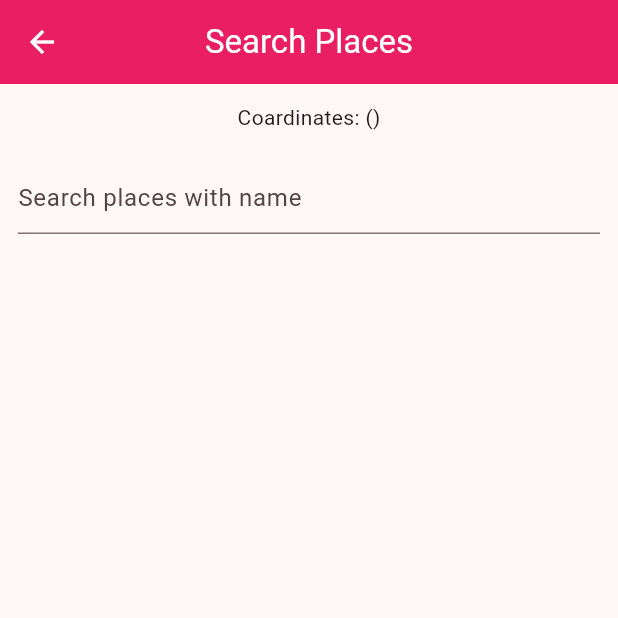
After one commit to Ajy74/google_map_integration, a Flutter app: the screen it shows after launch, after a tap on "Search Places", on a phone screen of 412 x 824 dp, the top half of it. The commit adds this screen. Run offline on Flutter 3.47's test engine with Material 3 defaults, Android fonts, the phone set to English and light mode, and no system bars; our stand-ins replace geocoding, geolocator, google_maps_flutter.

Commit message:
google search api implemented

```diff
--- /dev/null
+++ b/lib/views/google_search_places.dart
@@ -0,0 +1,112 @@
+
+import 'dart:convert';
+
+import 'package:flutter/material.dart';
+import 'package:geocoding/geocoding.dart';
+import 'package:uuid/uuid.dart';
+import 'package:http/http.dart' as http;
+
+class GoogleSearchPlaces extends StatefulWidget {
+  const GoogleSearchPlaces({super.key});
+
+  @override
+  State<GoogleSearchPlaces> createState() => _GoogleSearchPlacesState();
+}
+
+class _GoogleSearchPlacesState extends State<GoogleSearchPlaces> {
+
+  TextEditingController tc = TextEditingController();
+  var uuid = Uuid();
+  String _sessionToken = '123456779';
+  List<dynamic> placesList = [] ;
+  String convertedText = '';
+
+  @override
+  void initState() {
+    super.initState();
+
+    tc.addListener(() {
+      onChange();
+    });
+  }
+
+  void onChange(){
+    if(_sessionToken.isEmpty){
+      setState(() {
+        _sessionToken = uuid.v4();
+      });
+    }
+
+    getSuggestion(tc.text);
+  }
+
+  void getSuggestion(String input) async{
+    const String PLACES_API_KEY = "" ;
+    const String baseUrl = "https://maps.googleapis.com/maps/api/place/autocomplete/json" ;
+    String request = '$baseUrl?input=$input&key=$PLACES_API_KEY&sessiontoken=$_sessionToken';
+
+    var response = await http.get(Uri.parse(request));
+
+    // print("aaaa--> ${response.body.toString()}");
+    if(response.statusCode == 200){
+      setState(() {
+        placesList = jsonDecode(response.body.toString()) ['predictions'];
+      });
+    }
+    else{
+      throw Exception('Failed to load data !!');
+    }
+  }
+
+  @override
+  Widget build(BuildContext context) {
+    return Scaffold(
+      appBar: AppBar(
+        title: const Text("Search Places"),
+        centerTitle: true,
+        automaticallyImplyLeading: true,
+        backgroundColor: Colors.pink,
+        foregroundColor: Colors.white,
+      ),
+
+      body: Padding(
+        padding: const EdgeInsets.symmetric( vertical: 12, horizontal: 12),
+        child: Column(
+          children: [
+            Text(
+              "Coardinates: (${convertedText.trim()})"
+            ),
+            const SizedBox(height: 20,),
+            TextFormField(
+              controller: tc,
+              decoration: const InputDecoration(
+                hintText: "Search places with name"
+              ),
+            ),
+
+            Expanded(
+              child: ListView.builder(
+                itemCount: placesList.length,
+                itemBuilder: (context, index) {
+                  return ListTile(
+                    title: Text(placesList[index]['description']),
+                    onTap: () async{
+                        try {
+                          List<Location> locations = await locationFromAddress(placesList[index]['description']);
+                          setState(() {
+                            convertedText = "${locations[0]}";
+                          });
+                        } catch (e) {
+                          convertedText = e.toString();
+                        }
+                    },
+                  );
+                },
+              ),
+            ),
+          ],
+        ),
+      ),
+    );
+  }
+}
--- a/lib/views/home_sceen.dart
+++ b/lib/views/home_sceen.dart
@@ -1,6 +1,7 @@
 
 import 'package:flutter/material.dart';
 import 'package:google_map_integration/views/address_conversion_screen.dart';
+import 'package:google_map_integration/views/google_search_places.dart';
 import 'package:google_map_integration/views/location_mover_screen.dart';
 import 'package:google_map_integration/views/marker_screen.dart';
 
@@ -82,20 +83,20 @@ class _HomeScreenState extends State<HomeScreen> {
 
             const SizedBox(height: 15,),
 
-            // SizedBox(
-            //   width: double.maxFinite,
-            //   height: 45,
-            //   child: ElevatedButton(
-            //     onPressed: () {
-            //       Navigator.push(context, MaterialPageRoute(builder: (context) {
-            //         return const CurrentLocation();
-            //       },));
-            //     },
-            //     child: const Text(
-            //       "Get Current Location"
-            //     ),
-            //   ),
-            // ),
+            SizedBox(
+              width: double.maxFinite,
+              height: 45,
+              child: ElevatedButton(
+                onPressed: () {
+                  Navigator.push(context, MaterialPageRoute(builder: (context) {
+                    return const GoogleSearchPlaces();
+                  },));
+                },
+                child: const Text(
+                  "Search Places"
+                ),
+              ),
+            ),
           ],
         ),
       ),
--- a/pubspec.yaml
+++ b/pubspec.yaml
@@ -38,6 +38,8 @@ dependencies:
   google_maps_flutter: ^2.5.3
   geocoding: ^3.0.0
   geolocator: ^11.1.0
+  http: ^1.2.0
+  uuid: ^4.4.0
 
 
 
```
Also changed, not shown: pubspec.lock.
